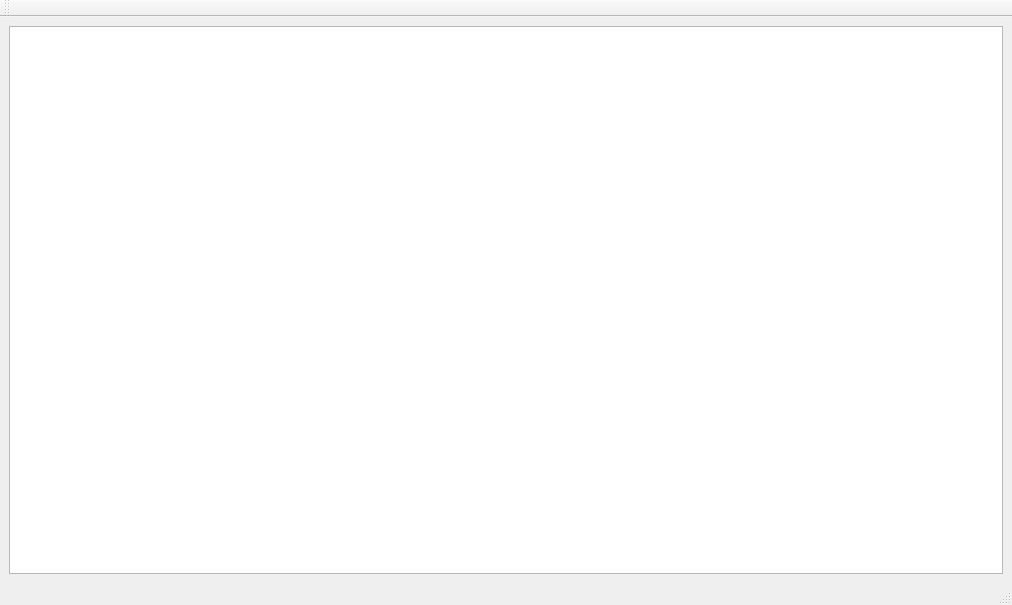
Qt form mainwindow.ui (lexa1480/view_txt_file) before a commit.
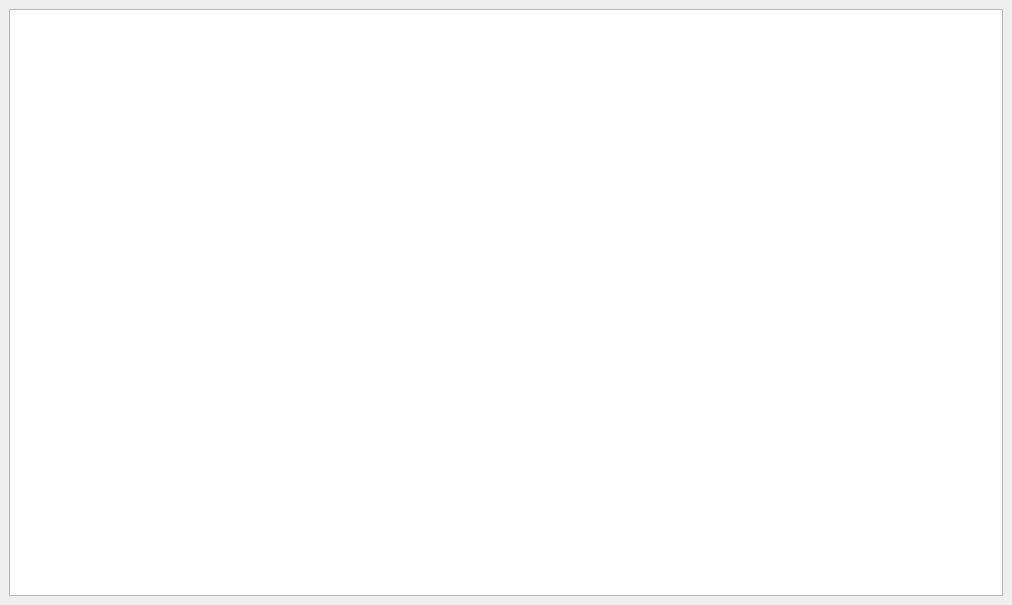
The same form after that commit.

What changed in the file:
```diff
--- a/mainwindow.ui
+++ b/mainwindow.ui
@@ -2,6 +2,12 @@
 <ui version="4.0">
  <class>MainWindow</class>
  <widget class="QMainWindow" name="MainWindow">
+  <property name="windowModality">
+   <enum>Qt::WindowModal</enum>
+  </property>
+  <property name="enabled">
+   <bool>true</bool>
+  </property>
   <property name="geometry">
    <rect>
     <x>0</x>
@@ -17,9 +23,15 @@
    </sizepolicy>
   </property>
   <property name="windowTitle">
-   <string>MainWindow</string>
+   <string/>
+  </property>
+  <property name="tabShape">
+   <enum>QTabWidget::Rounded</enum>
   </property>
   <widget class="QWidget" name="centralwidget">
+   <property name="enabled">
+    <bool>true</bool>
+   </property>
    <property name="minimumSize">
     <size>
      <width>0</width>
@@ -35,6 +47,9 @@
    <layout class="QGridLayout" name="gridLayout_2">
     <item row="0" column="0">
      <widget class="QTextBrowser" name="textBrowser">
+      <property name="enabled">
+       <bool>true</bool>
+      </property>
       <property name="sizePolicy">
        <sizepolicy hsizetype="Maximum" vsizetype="Maximum">
         <horstretch>100</horstretch>
@@ -51,28 +66,6 @@
     </item>
    </layout>
   </widget>
-  <widget class="QMenuBar" name="menubar">
-   <property name="geometry">
-    <rect>
-     <x>0</x>
-     <y>0</y>
-     <width>1012</width>
-     <height>25</height>
-    </rect>
-   </property>
-  </widget>
-  <widget class="QStatusBar" name="statusBar"/>
-  <widget class="QToolBar" name="toolBar">
-   <property name="windowTitle">
-    <string>toolBar</string>
-   </property>
-   <attribute name="toolBarArea">
-    <enum>TopToolBarArea</enum>
-   </attribute>
-   <attribute name="toolBarBreak">
-    <bool>false</bool>
-   </attribute>
-  </widget>
  </widget>
  <resources/>
  <connections/>
```
Left out of the diff: 6 changed lines with no effect on the pictures.
